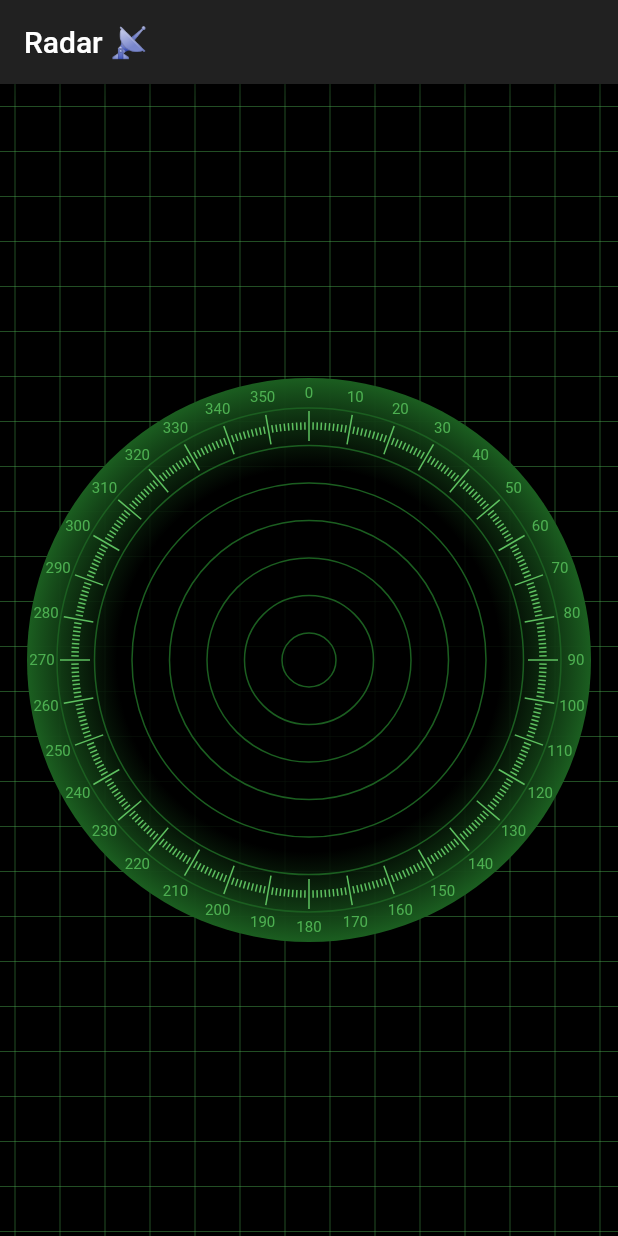
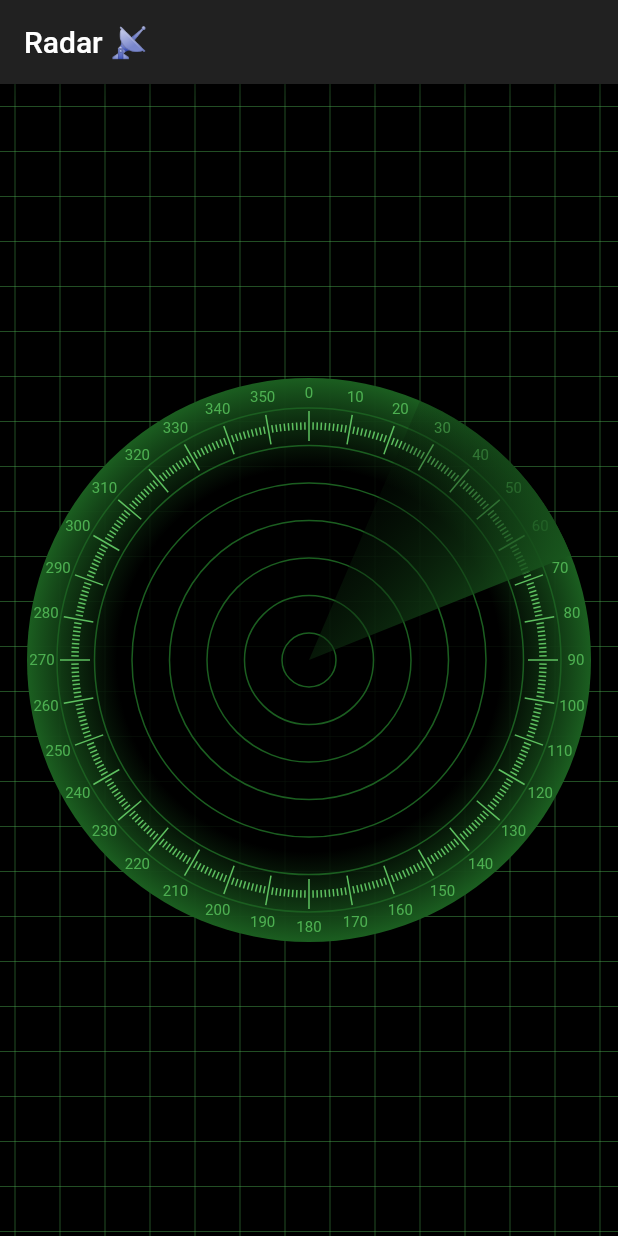
Before and after one commit to nickolaschong/flutter_radar, a Flutter app: the screen it shows after launch, on a phone screen of 412 x 824 dp. Run offline on Flutter 3.47's test engine with Material 2 defaults, Android fonts, the phone set to English and light mode, and no system bars.

Commit message:
Added Radar Arc

```diff
--- a/lib/radar.dart
+++ b/lib/radar.dart
@@ -1,5 +1,6 @@
 import 'package:flutter/material.dart';
 import 'package:flutter_radar/concentric_circle_painter.dart';
+import 'package:flutter_radar/radar_arc.dart';
 import 'package:flutter_radar/radar_marker.dart';
 
 class Radar extends StatelessWidget {
@@ -49,6 +50,13 @@ class Radar extends StatelessWidget {
                     radius: radius - 10,
                   ),
                 ),
+              Positioned(
+                left: 0,
+                top: 0,
+                child: RadarArc(
+                  radius: radius,
+                ),
+              ),
             ],
           ),
         );
--- /dev/null
+++ b/lib/radar_arc.dart
@@ -0,0 +1,96 @@
+import 'dart:math';
+
+import 'package:flutter/material.dart';
+import 'package:flutter/scheduler.dart';
+
+class RadarArc extends StatefulWidget {
+  const RadarArc({
+    Key? key,
+    required this.radius,
+  }) : super(key: key);
+
+  final double radius;
+
+  @override
+  _RadarArcState createState() => _RadarArcState();
+}
+
+class _RadarArcState extends State<RadarArc>
+    with SingleTickerProviderStateMixin {
+  late final Ticker _ticker;
+  Duration _currentlyElapsed = Duration.zero;
+
+  @override
+  void initState() {
+    _ticker = createTicker((elapsed) {
+      setState(() {
+        _currentlyElapsed = elapsed;
+      });
+    });
+    _ticker.start();
+    super.initState();
+  }
+
+  @override
+  void dispose() {
+    _ticker.dispose();
+    super.dispose();
+  }
+
+  @override
+  Widget build(BuildContext context) {
+    return Transform(
+      alignment: Alignment.center,
+      transform: Matrix4.identity()
+        ..translate(0.0, 0.0, 0.0)
+        ..rotateZ((2 * pi / 2500) * _currentlyElapsed.inMilliseconds),
+      child: Container(
+        color: Colors.transparent,
+        height: widget.radius * 2,
+        width: widget.radius * 2,
+        child: CustomPaint(
+          painter: ArcPainter(),
+        ),
+      ),
+    );
+  }
+}
+
+class ArcPainter extends CustomPainter {
+  ArcPainter();
+
+  @override
+  void paint(Canvas canvas, Size size) {
+    Offset _center = Offset(size.width / 2, size.height / 2);
+
+    final rect = Rect.fromCircle(center: _center, radius: size.width / 4);
+
+    final paint = Paint()
+      ..shader = LinearGradient(
+        colors: [
+          Colors.transparent,
+          Colors.green.shade900,
+        ],
+      ).createShader(rect);
+
+    var paint2 = Paint()
+      ..color = Colors.green
+      ..style = PaintingStyle.fill;
+
+    canvas.drawArc(
+        Rect.fromCenter(
+          center: _center,
+          width: size.width,
+          height: size.height,
+        ),
+        250 * pi / 180,
+        pi / 4,
+        true,
+        paint);
+  }
+
+  @override
+  bool shouldRepaint(CustomPainter oldDelegate) {
+    return true;
+  }
+}
```
